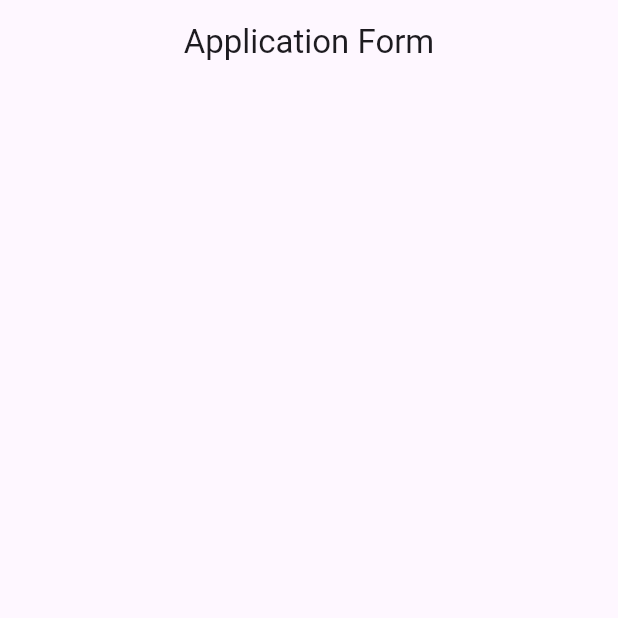
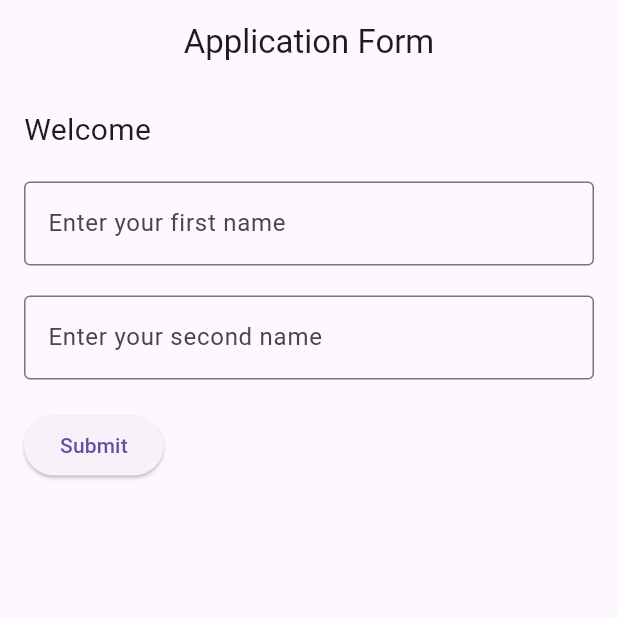
Before and after one commit to MussaJabir/form_app, a Flutter app: the screen it shows after launch, on a phone screen of 412 x 824 dp, the top half of it. Run offline on Flutter 3.47's test engine with Material 3 defaults, Android fonts, the phone set to English and light mode, and no system bars.

Commit message:
second commit

```diff
--- a/lib/main.dart
+++ b/lib/main.dart
@@ -10,11 +10,69 @@ void main() {
   @override
   Widget build(BuildContext context) {
     return MaterialApp(
+      debugShowCheckedModeBanner: false,
       home: Scaffold(
         appBar: AppBar(
           title: const Text('Application Form'),
           centerTitle: true,
         ),
+        body: const UserForm(), // Embedding UserForm in the body
+      ),
+    );
+  }
+}
+
+class UserForm extends StatefulWidget {
+  const UserForm({super.key});
+
+  @override
+  State<UserForm> createState() => _UserFormState();
+}
+
+class _UserFormState extends State<UserForm> {
+  final TextEditingController _firstNameController = TextEditingController();
+  final TextEditingController _secondNameController = TextEditingController();
+  String firstName = '';
+  String secondName = '';
+
+  @override
+  Widget build(BuildContext context) {
+    return Padding(
+      padding: const EdgeInsets.all(16.0),
+      child: Column(
+        crossAxisAlignment: CrossAxisAlignment.start,
+        children: [
+          Text(
+            'Welcome ${firstName.isNotEmpty || secondName.isNotEmpty ? '$firstName $secondName' : ''}',
+            style: const TextStyle(fontSize: 20),
+          ),
+          const SizedBox(height: 20),
+          TextField(
+            controller: _firstNameController,
+            decoration: const InputDecoration(
+              labelText: "Enter your first name",
+              border: OutlineInputBorder(),
+            ),
+          ),
+          const SizedBox(height: 20),
+          TextField(
+            controller: _secondNameController,
+            decoration: const InputDecoration(
+              labelText: "Enter your second name",
+              border: OutlineInputBorder(),
+            ),
+          ),
+          const SizedBox(height: 20),
+          ElevatedButton(
+            onPressed: () {
+              setState(() {
+                firstName = _firstNameController.text;
+                secondName = _secondNameController.text;
+              });
+            },
+            child: const Text('Submit'),
+          ),
+        ],
       ),
     );
   }
```
Lines whose indentation alone changed are shown as unchanged.
